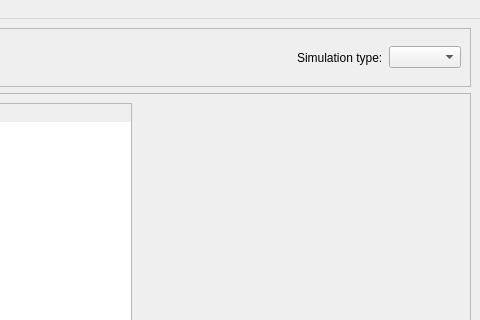
Qt form mainwindow.ui (egor-demidov/soot-dem-gui) before a commit; both pictures show x 720 to 1200 and y 0 to 320 of the 1200 by 800 pixel window.
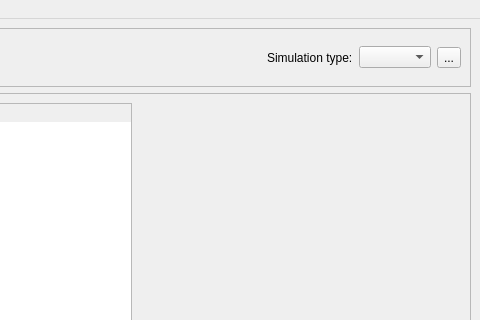
The same form after that commit. Icons and pictures are not drawn.

Commit message: File dialogs now open in the current working directory

Diff of the .ui file:
```diff
--- a/mainwindow.ui
+++ b/mainwindow.ui
@@ -259,6 +259,26 @@
          <item>
           <widget class="QComboBox" name="simulationTypeSelector"/>
          </item>
+         <item>
+          <widget class="QToolButton" name="aboutSimulationButton">
+           <property name="text">
+            <string>...</string>
+           </property>
+           <property name="icon">
+            <iconset resource="icons/icons.qrc">
+             <normaloff>:/icons/question.png</normaloff>:/icons/question.png</iconset>
+           </property>
+           <property name="iconSize">
+            <size>
+             <width>32</width>
+             <height>32</height>
+            </size>
+           </property>
+           <property name="autoRaise">
+            <bool>false</bool>
+           </property>
+          </widget>
+         </item>
         </layout>
        </widget>
       </item>
```
The commit also changes 3 other files.
